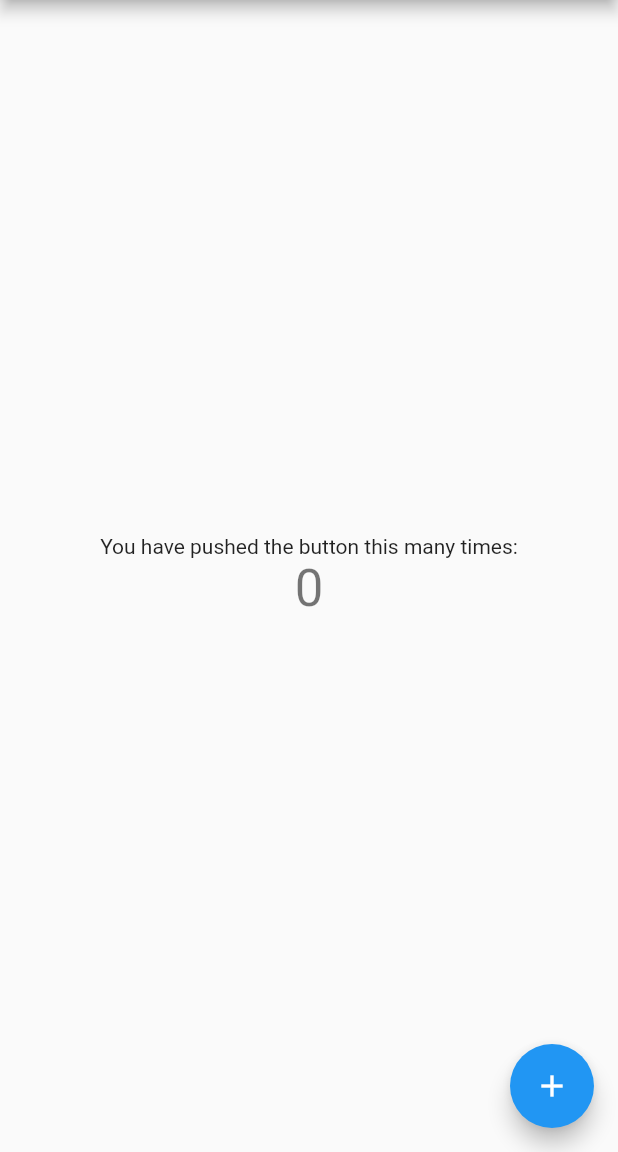
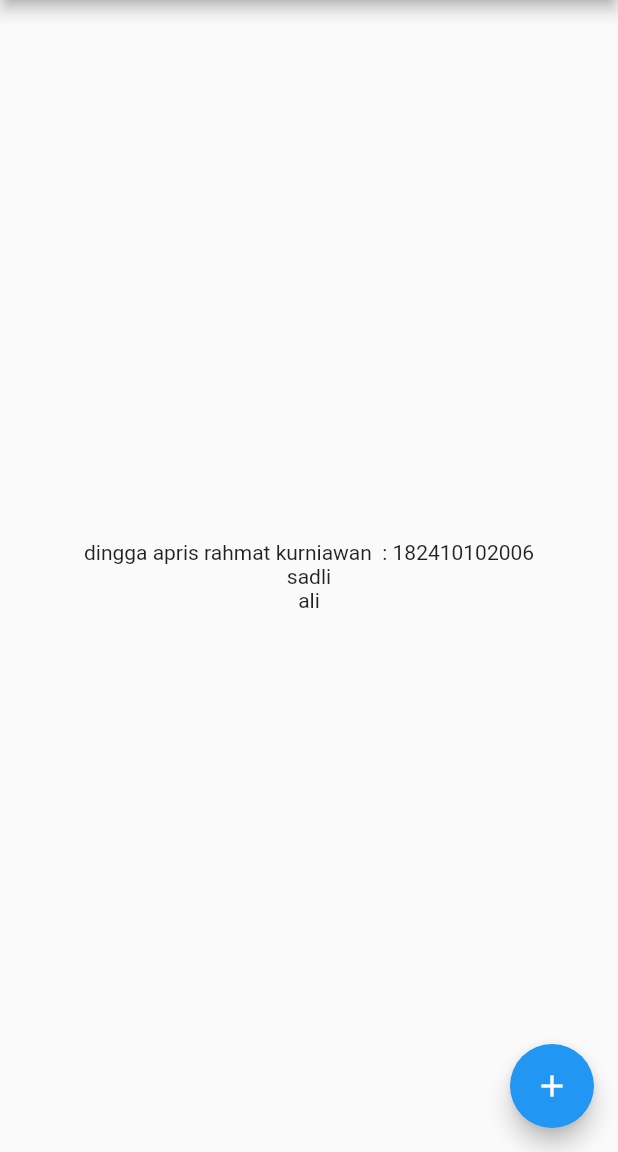
Before and after one commit to dinggasukapaus/KELOMPOK_8_SDGS, a Flutter app: the screen it shows after launch, on a phone screen of 412 x 824 dp, the part 84-1236 px from its top. Run offline on Flutter 3.47's test engine with Material 2 defaults, Android fonts, the phone set to English and light mode, and no system bars.

Commit message:
edit nama nim

```diff
--- a/lib/main.dart
+++ b/lib/main.dart
@@ -98,12 +98,10 @@ class _MyHomePageState extends State<MyHomePage> {
           mainAxisAlignment: MainAxisAlignment.center,
           children: <Widget>[
             Text(
-              'You have pushed the button this many times:',
+              'dingga apris rahmat kurniawan  : 182410102006',
             ),
-            Text(
-              '$_counter',
-              style: Theme.of(context).textTheme.headline4,
-            ),
+            Text('sadli'),
+            Text('ali'),
           ],
         ),
       ),
```
